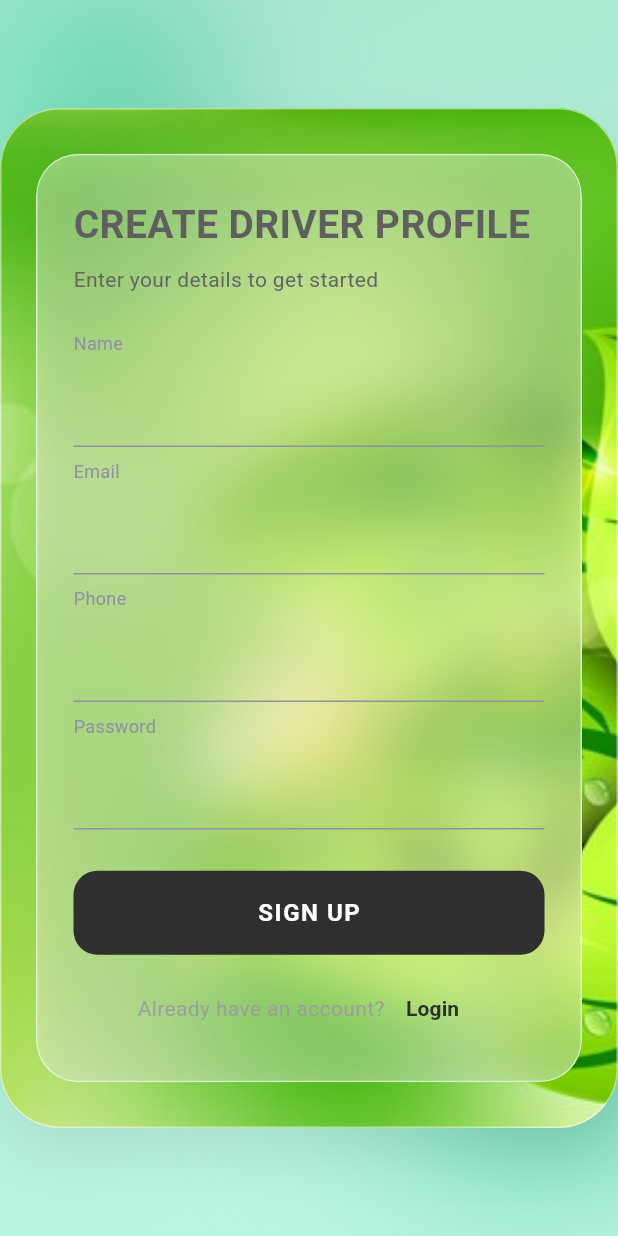
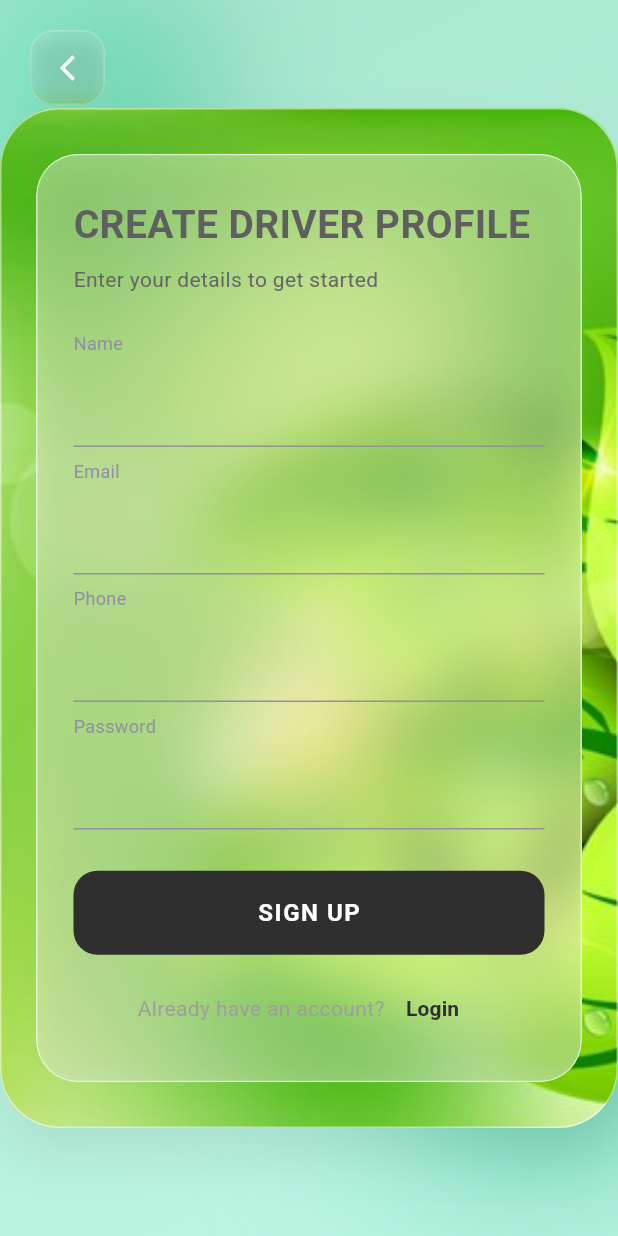
Before and after one commit to Chanuth412-pixel/agrimate, a Flutter app: the CreateDriverProfileScreen screen opened by its route, on a phone screen of 412 x 824 dp. Run offline on Flutter 3.47's test engine with Material 3 defaults, Android fonts, the phone set to English and light mode, and no system bars; our stand-ins replace cloud_firestore, firebase_auth, firebase_core, fl_chart, flutter_dotenv, flutter_map and 5 more; accounts and stored records are empty; Roboto replaces fonts that are missing (SFProDisplay); project files that could hold a hidden picture were left out.

Commit message:
Updated UI

```diff
--- a/lib/screens/create_driver_profile_screen.dart
+++ b/lib/screens/create_driver_profile_screen.dart
@@ -5,6 +5,7 @@ import 'dart:ui';
 import 'package:shared_preferences/shared_preferences.dart';
 import '../l10n/app_localizations.dart';
 import '../main.dart' show AppLocaleProvider;
+import '../widgets/glassy_back_button.dart';
 
 class CreateDriverProfileScreen extends StatefulWidget {
   const CreateDriverProfileScreen({super.key});
@@ -314,6 +315,18 @@ class _CreateDriverProfileScreenState extends State<CreateDriverProfileScreen> w
               ),
             ),
           ),
+
+          // Glassy back button
+          Positioned(
+            top: 0,
+            left: 0,
+            child: SafeArea(
+              child: GlassyBackButton(
+                margin: const EdgeInsets.only(top: 20, left: 20),
+                onPressed: () => Navigator.pushReplacementNamed(context, '/driverLogIn'),
+              ),
+            ),
+          ),
         ],
       ),
     );
--- /dev/null
+++ b/lib/widgets/glassy_back_button.dart
@@ -0,0 +1,63 @@
+import 'dart:ui';
+import 'package:flutter/material.dart';
+
+class GlassyBackButton extends StatelessWidget {
+  final VoidCallback? onPressed;
+  final Color? iconColor;
+  final double? size;
+  final EdgeInsetsGeometry? margin;
+
+  const GlassyBackButton({
+    Key? key,
+    this.onPressed,
+    this.iconColor,
+    this.size = 50,
+    this.margin = const EdgeInsets.only(top: 40, left: 20),
+  }) : super(key: key);
+
+  @override
+  Widget build(BuildContext context) {
+    return Container(
+      margin: margin,
+      child: ClipRRect(
+        borderRadius: BorderRadius.circular(15),
+        child: BackdropFilter(
+          filter: ImageFilter.blur(sigmaX: 10, sigmaY: 10),
+          child: Container(
+            width: size,
+            height: size,
+            decoration: BoxDecoration(
+              color: Colors.white.withOpacity(0.1),
+              borderRadius: BorderRadius.circular(15),
+              border: Border.all(
+                color: Colors.white.withOpacity(0.2),
+                width: 1,
+              ),
+              boxShadow: [
+                BoxShadow(
+                  color: Colors.black.withOpacity(0.1),
+                  blurRadius: 10,
+                  offset: const Offset(0, 5),
+                ),
+              ],
+            ),
+            child: Material(
+              color: Colors.transparent,
+              child: InkWell(
+                borderRadius: BorderRadius.circular(15),
+                onTap: onPressed ?? () => Navigator.of(context).pop(),
+                child: Center(
+                  child: Icon(
+                    Icons.arrow_back_ios_new,
+                    color: iconColor ?? Colors.white,
+                    size: size! * 0.4,
+                  ),
+                ),
+              ),
+            ),
+          ),
+        ),
+      ),
+    );
+  }
+}
```
Also changed, not shown: lib/screens/create_customer_profile_screen.dart (+13 -0 lines), lib/screens/create_farmer_profile_screen.dart (+13 -0 lines), lib/screens/customer_log_in_screen.dart (+13 -0 lines), lib/screens/driver_log_in_screen.dart (+13 -0 lines), lib/screens/farmer_log_in_screen.dart (+24 -0 lines).
